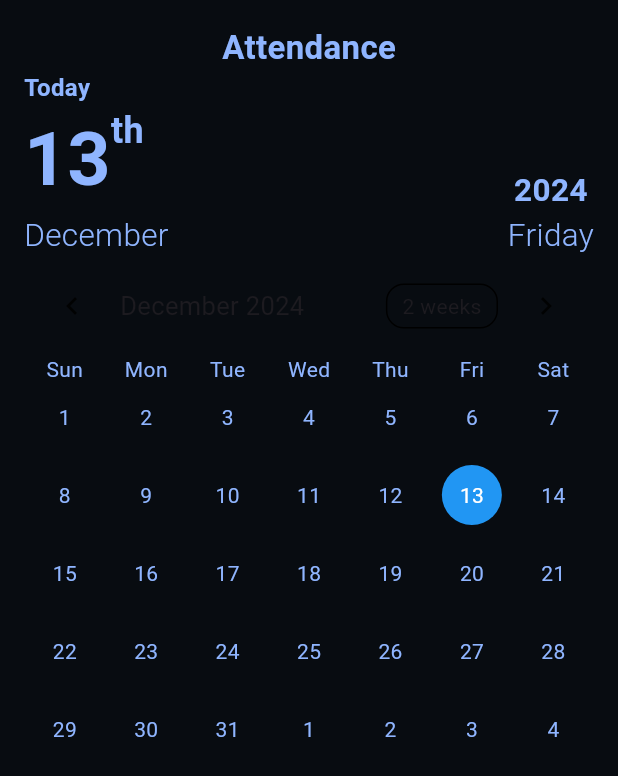
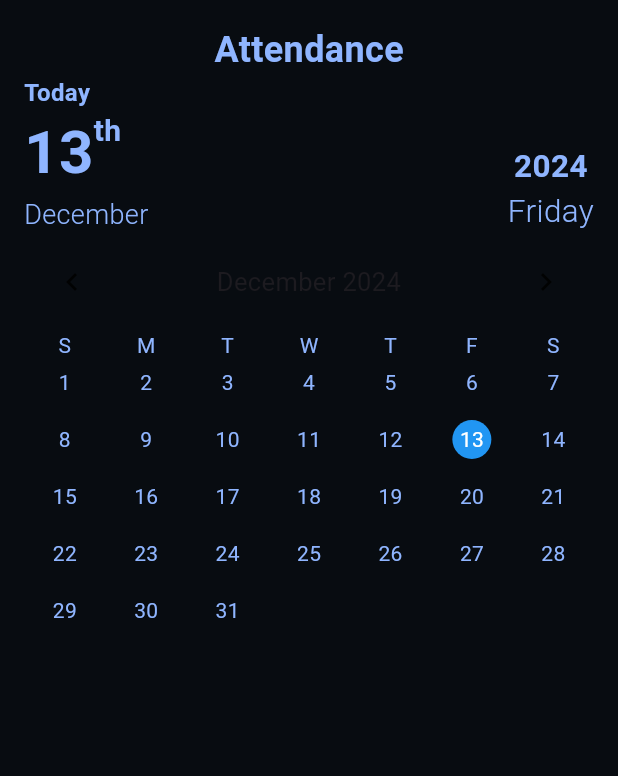
Before and after one commit to Aiinhome-Aivista/HRMS, a Flutter app: the Attandancescreen screen opened directly, on a phone screen of 412 x 824 dp. Shown: the top 776 px of the screen. Run offline on Flutter 3.47's test engine with Material 3 defaults, Android fonts, the phone set to English and light mode, and no system bars; drawn by our look-alikes of table_calendar; our stand-ins replace flutter_svg, geocoding, geolocator; Roboto replaces fonts that are missing (Khula).

Commit message:
ui add calendar

```diff
--- a/lib/utils/Screens/attandanceScreen.dart
+++ b/lib/utils/Screens/attandanceScreen.dart
@@ -1,5 +1,6 @@
 import 'package:flutter/material.dart';
 import 'package:flutter_svg/svg.dart';
+import 'package:hrms/textStyle.dart';
 import 'package:hrms/utils/Widget/dateDisplay.dart';
 
 class Attandancescreen extends StatefulWidget {
@@ -128,14 +129,10 @@ class _AttandancescreenState extends State<Attandancescreen> {
                 child: Column(
                   crossAxisAlignment: CrossAxisAlignment.start,
                   children: [
-                    const Center(
+                    Center(
                       child: Text(
                         'Attendance',
-                        style: TextStyle(
-                          color: Color.fromRGBO(143, 181, 255, 1),
-                          fontSize: 22,
-                          fontWeight: FontWeight.w700,
-                        ),
+                        style: HeaderFontStyle.style,
                       ),
                     ),
 
@@ -146,8 +143,6 @@ class _AttandancescreenState extends State<Attandancescreen> {
                 ),
               ),
             ),
-
-
           ],
         ),
       ),
--- a/lib/utils/Widget/dateDisplay.dart
+++ b/lib/utils/Widget/dateDisplay.dart
@@ -1,4 +1,5 @@
 import 'package:flutter/material.dart';
+import 'package:hrms/styleColor.dart';
 import 'package:intl/intl.dart';
 import 'package:table_calendar/table_calendar.dart';
 
@@ -65,7 +66,7 @@ class _DateDisplayState extends State<DateDisplay> {
                     Text(
                       '${widget.selectedDay.day}',
                       style: const TextStyle(
-                        fontSize: 50,
+                        fontSize: 40,
                         fontWeight: FontWeight.w700,
                         color: Color.fromRGBO(143, 181, 255, 1),
                       ),
@@ -73,7 +74,7 @@ class _DateDisplayState extends State<DateDisplay> {
                     Text(
                       getDaySuffix(widget.selectedDay.day),
                       style: const TextStyle(
-                        fontSize: 24,
+                        fontSize: 20,
                         fontWeight: FontWeight.bold,
                         color: Color.fromRGBO(143, 181, 255, 1),
                       ),
@@ -81,10 +82,9 @@ class _DateDisplayState extends State<DateDisplay> {
                   ],
                 ),
                 Text(
-                  DateFormat('MMMM').format(
-                      widget.selectedDay), // Formats the month as the full name
+                  DateFormat('MMMM').format(widget.selectedDay),
                   style: const TextStyle(
-                    fontSize: 21,
+                    fontSize: 18,
                     fontWeight: FontWeight.w300,
                     color: Color.fromRGBO(143, 181, 255, 1),
                   ),
@@ -124,47 +124,39 @@ class _DateDisplayState extends State<DateDisplay> {
               _focusedDay = focusedDay;
             });
           },
-          firstDay: DateTime.utc(2020, 1, 1), // Start of calendar range
-          lastDay: DateTime.utc(2030, 12, 31), // End of calendar range
+          firstDay: DateTime.utc(2000, 1, 1),
+          lastDay: DateTime.utc(2101, 12, 31),
           calendarStyle: const CalendarStyle(
             todayTextStyle: TextStyle(
-              color: Colors.white, // Color of today's date
+              color: Colors.white,
             ),
             selectedTextStyle: TextStyle(
-              color: Colors.white, // Color of selected day
+              color: Colors.white,
             ),
             selectedDecoration: BoxDecoration(
-              color: Colors.blue, // Background color of selected day
+              color: Colors.blue,
               shape: BoxShape.circle,
             ),
             todayDecoration: BoxDecoration(
-              color: Color.fromRGBO(
-                  143, 181, 255, 1), // Background color for today's date
+              color: AppColors.lightblue,
               shape: BoxShape.circle,
             ),
-            defaultTextStyle: TextStyle(
-                color: Color.fromRGBO(143, 181, 255,
-                    1) // Color of all default dates (not selected, not today)
-                ),
-            weekendTextStyle: TextStyle(
-                color: Color.fromRGBO(143, 181, 255,
-                    1) // Color of weekend days (Saturday and Sunday)
-                ),
-            outsideTextStyle: TextStyle(
-                color: Color.fromRGBO(143, 181, 255,
-                    1) // Color of the days outside the current month
-                ),
+            defaultTextStyle: TextStyle(color: AppColors.lightblue),
+            weekendTextStyle: TextStyle(color: AppColors.lightblue),
+            outsideTextStyle: TextStyle(color: AppColors.lightblue),
+            outsideDaysVisible: false,
           ),
-          daysOfWeekStyle: const DaysOfWeekStyle(
-            weekdayStyle: TextStyle(
-              color: Color.fromRGBO(
-                  143, 181, 255, 1), // Color of weekdays (Mon-Fri)
-            ),
-            weekendStyle: TextStyle(
-                color: Color.fromRGBO(
-                    143, 181, 255, 1) // Color of weekend days (Sat, Sun)
-                ),
+          daysOfWeekStyle: DaysOfWeekStyle(
+            dowTextFormatter: (date, locale) =>
+                DateFormat.E(locale).format(date)[0],
+            weekdayStyle: const TextStyle(color: AppColors.lightblue),
+            weekendStyle: const TextStyle(color: AppColors.lightblue),
           ),
+          headerStyle: const HeaderStyle(
+            formatButtonVisible: false,
+            titleCentered: true,
+          ),
+          rowHeight: 38.0,
         )
       ],
     );
```
